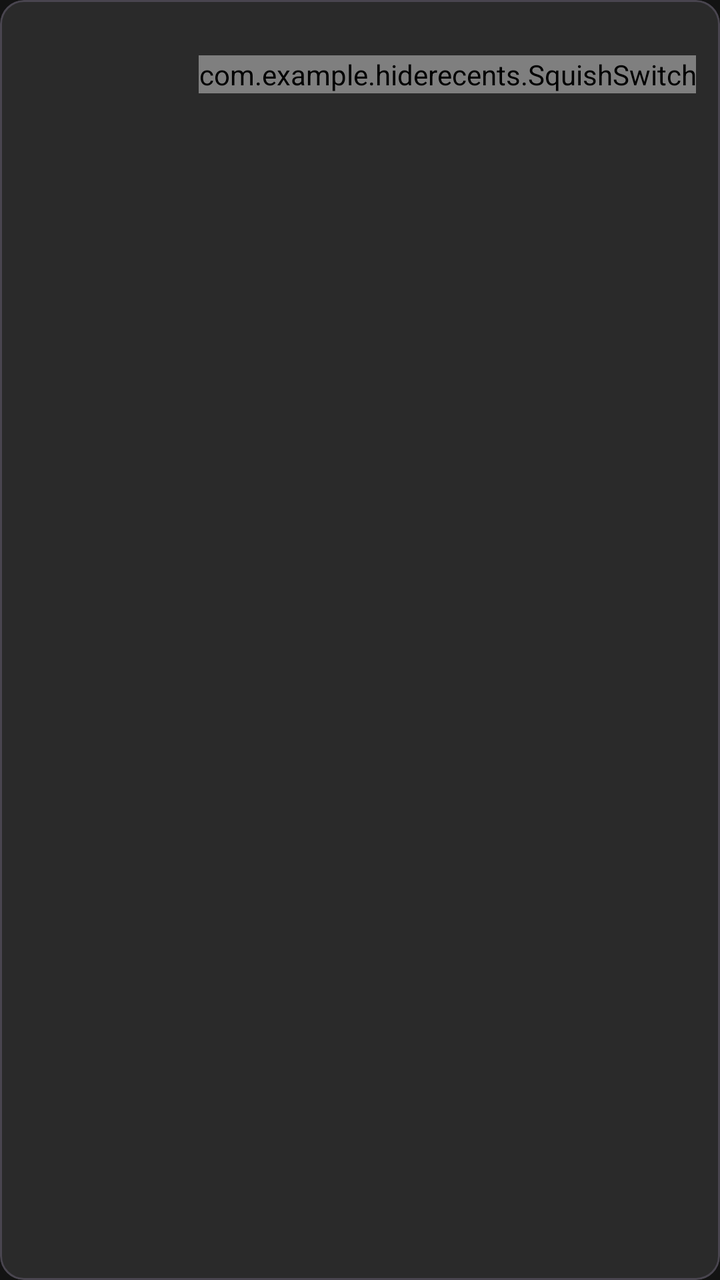
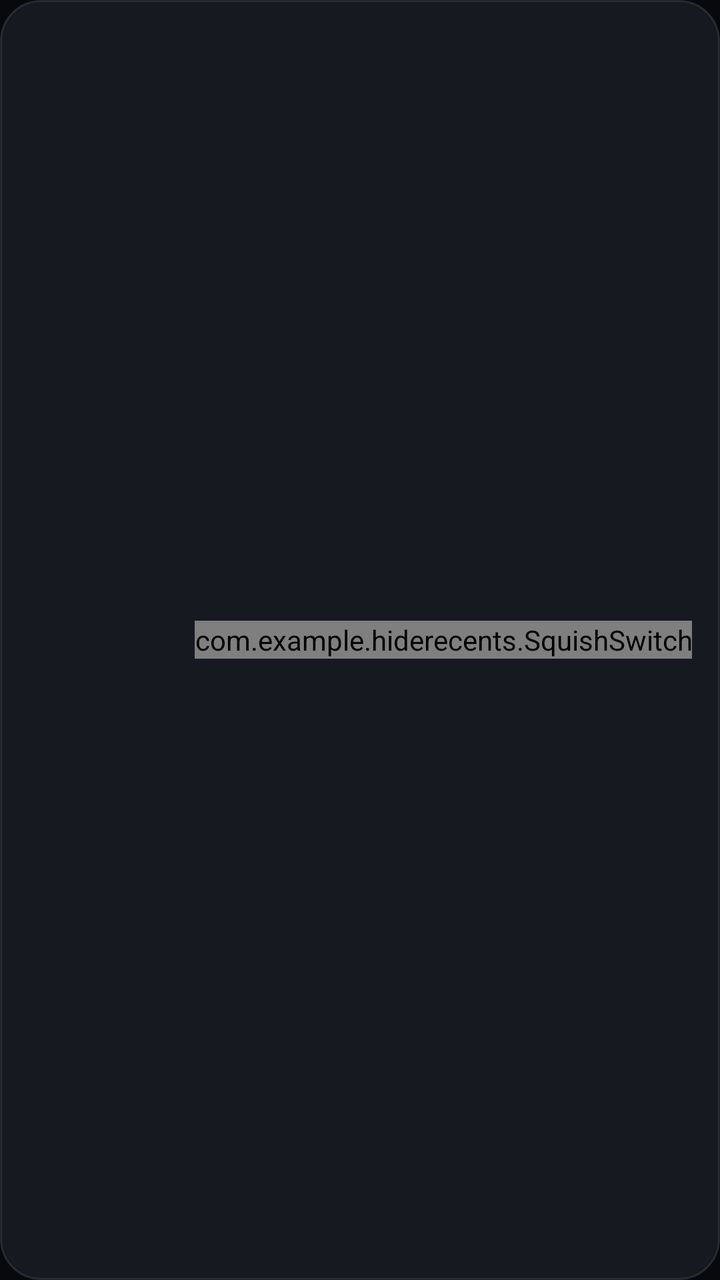

Before-and-after screenshots of an Android layout around one commit, followed by the original layout XML and the change that was made.
<!-- AndroidManifest.xml: application theme Theme.HideRecents -->
<!-- res/layout/item_accessibility_service.xml -->
<?xml version="1.0" encoding="utf-8"?>
<com.google.android.material.card.MaterialCardView xmlns:android="http://schemas.android.com/apk/res/android"
    xmlns:app="http://schemas.android.com/apk/res-auto"
    android:layout_width="match_parent"
    android:layout_height="wrap_content"
    android:layout_marginHorizontal="16dp"
    android:layout_marginVertical="4dp"
    app:cardBackgroundColor="@color/surface_container_high"
    app:cardCornerRadius="12dp"
    app:cardElevation="0dp">

    <LinearLayout
        android:layout_width="match_parent"
        android:layout_height="wrap_content"
        android:orientation="horizontal"
        android:gravity="center_vertical"
        android:padding="12dp">

        <ImageView
            android:id="@+id/ivIcon"
            android:layout_width="40dp"
            android:layout_height="40dp"
            android:contentDescription="icon" />

        <LinearLayout
            android:layout_width="0dp"
            android:layout_height="wrap_content"
            android:layout_weight="1"
            android:orientation="vertical"
            android:layout_marginStart="12dp"
            android:layout_marginEnd="8dp">

            <TextView
                android:id="@+id/tvAppName"
                android:layout_width="wrap_content"
                android:layout_height="wrap_content"
                android:textSize="14sp"
                android:textColor="@color/on_surface"
                android:maxLines="1"
                android:ellipsize="end" />

            <TextView
                android:id="@+id/tvServiceName"
                android:layout_width="wrap_content"
                android:layout_height="wrap_content"
                android:textSize="11sp"
                android:textColor="@color/on_surface_variant"
                android:maxLines="1"
                android:ellipsize="end" />

            <TextView
                android:id="@+id/tvDescription"
                android:layout_width="wrap_content"
                android:layout_height="wrap_content"
                android:textSize="11sp"
                android:textColor="@color/on_surface_variant"
                android:maxLines="2"
                android:ellipsize="end"
                android:layout_marginTop="2dp"
                android:visibility="gone" />

            <TextView
                android:id="@+id/tvStatus"
                android:layout_width="wrap_content"
                android:layout_height="wrap_content"
                android:textSize="11sp"
                android:textColor="@color/primary"
                android:layout_marginTop="2dp" />
        </LinearLayout>

        <com.example.hiderecents.SquishSwitch
            android:id="@+id/switchEnabled"
            android:layout_width="wrap_content"
            android:layout_height="wrap_content" />
    </LinearLayout>
</com.google.android.material.card.MaterialCardView>
<!-- resources referenced by this layout -->
<resources>
  <color name="on_surface">#FFE5E2E1</color>
  <color name="on_surface_variant">#FFC2C6D7</color>
  <color name="primary">#FFB0C6FF</color>
  <color name="surface_container_high">#FF2A2A2A</color>
  <style name="Theme.HideRecents" parent="Theme.Material3.Dark.NoActionBar">
          <item name="colorPrimary">@color/primary</item>
          <item name="colorOnPrimary">@color/on_primary</item>
          <item name="colorPrimaryContainer">@color/primary_container</item>
          <item name="colorOnPrimaryContainer">@color/on_surface</item>
          <item name="colorSecondary">@color/secondary</item>
          <item name="colorOnSecondary">@color/on_secondary</item>
          <item name="colorSecondaryContainer">@color/secondary_container</item>
          <item name="colorOnSecondaryContainer">@color/on_secondary_container</item>
          <item name="android:colorBackground">@color/background</item>
          <item name="colorOnBackground">@color/on_surface</item>
          <item name="colorSurface">@color/surface</item>
          <item name="colorOnSurface">@color/on_surface</item>
          <item name="colorSurfaceVariant">@color/surface_variant</item>
          <item name="colorOnSurfaceVariant">@color/on_surface_variant</item>
          <item name="colorError">@color/error</item>
          <item name="colorOnError">@color/on_error</item>
          <item name="android:statusBarColor">@color/background</item>
          <item name="android:navigationBarColor">@color/background</item>
          <item name="android:windowLightStatusBar">false</item>
      </style>
  <color name="on_primary">#FF002D6E</color>
  <color name="primary_container">#FF558DFF</color>
  <color name="secondary">#FFBDF4FF</color>
  <color name="on_secondary">#FF00363D</color>
  <color name="secondary_container">#FF00E3FD</color>
  <color name="on_secondary_container">#FF00616D</color>
  <color name="background">#FF131313</color>
  <color name="surface">#FF131313</color>
  <color name="surface_variant">#FF353535</color>
  <color name="error">#FFFFB4AB</color>
  <color name="on_error">#FF690005</color>
</resources>

<!-- the commit's change to res/layout/item_accessibility_service.xml (unified diff, before → after) -->
@@ -1,76 +1,38 @@
 <?xml version="1.0" encoding="utf-8"?>
-<com.google.android.material.card.MaterialCardView xmlns:android="http://schemas.android.com/apk/res/android"
+<LinearLayout xmlns:android="http://schemas.android.com/apk/res/android"
     xmlns:app="http://schemas.android.com/apk/res-auto"
     android:layout_width="match_parent"
     android:layout_height="wrap_content"
-    android:layout_marginHorizontal="16dp"
-    android:layout_marginVertical="4dp"
-    app:cardBackgroundColor="@color/surface_container_high"
-    app:cardCornerRadius="12dp"
-    app:cardElevation="0dp">
+    android:orientation="horizontal"
+    android:gravity="center_vertical"
+    android:background="@drawable/bg_glass_card"
+    android:padding="14dp"
+    android:layout_marginVertical="4dp">
+
+    <ImageView android:id="@+id/ivIcon" android:layout_width="40dp" android:layout_height="40dp" />
 
     <LinearLayout
-        android:layout_width="match_parent"
+        android:layout_width="0dp"
         android:layout_height="wrap_content"
-        android:orientation="horizontal"
-        android:gravity="center_vertical"
-        android:padding="12dp">
+        android:layout_weight="1"
+        android:orientation="vertical"
+        android:layout_marginStart="12dp">
 
-        <ImageView
-            android:id="@+id/ivIcon"
-            android:layout_width="40dp"
-            android:layout_height="40dp"
-            android:contentDescription="icon" />
+        <TextView android:id="@+id/tvAppName" android:layout_width="wrap_content" android:layout_height="wrap_content"
+            android:textSize="14sp" android:textColor="@color/on_surface" android:maxLines="1" android:ellipsize="end" />
 
-        <LinearLayout
-            android:layout_width="0dp"
-            android:layout_height="wrap_content"
-            android:layout_weight="1"
-            android:orientation="vertical"
-            android:layout_marginStart="12dp"
-            android:layout_marginEnd="8dp">
+        <TextView android:id="@+id/tvServiceName" android:layout_width="wrap_content" android:layout_height="wrap_content"
+            android:textSize="11sp" android:textColor="@color/on_surface_variant" android:maxLines="1" android:ellipsize="end"
+            android:layout_marginTop="2dp" />
 
-            <TextView
-                android:id="@+id/tvAppName"
-                android:layout_width="wrap_content"
-                android:layout_height="wrap_content"
-                android:textSize="14sp"
-                android:textColor="@color/on_surface"
-                android:maxLines="1"
-                android:ellipsize="end" />
+        <TextView android:id="@+id/tvDescription" android:layout_width="wrap_content" android:layout_height="wrap_content"
+            android:textSize="11sp" android:textColor="@color/on_surface_variant" android:maxLines="2" android:ellipsize="end"
+            android:layout_marginTop="2dp" android:visibility="gone" />
 
-            <TextView
-                android:id="@+id/tvServiceName"
-                android:layout_width="wrap_content"
-                android:layout_height="wrap_content"
-                android:textSize="11sp"
-                android:textColor="@color/on_surface_variant"
-                android:maxLines="1"
-                android:ellipsize="end" />
+        <TextView android:id="@+id/tvStatus" android:layout_width="wrap_content" android:layout_height="wrap_content"
+            android:textSize="11sp" android:textColor="@color/on_surface_variant" android:layout_marginTop="4dp" />
+    </LinearLayout>
 
-            <TextView
-                android:id="@+id/tvDescription"
-                android:layout_width="wrap_content"
-                android:layout_height="wrap_content"
-                android:textSize="11sp"
-                android:textColor="@color/on_surface_variant"
-                android:maxLines="2"
-                android:ellipsize="end"
-                android:layout_marginTop="2dp"
-                android:visibility="gone" />
-
-            <TextView
-                android:id="@+id/tvStatus"
-                android:layout_width="wrap_content"
-                android:layout_height="wrap_content"
-                android:textSize="11sp"
-                android:textColor="@color/primary"
-                android:layout_marginTop="2dp" />
-        </LinearLayout>
-
-        <com.example.hiderecents.SquishSwitch
-            android:id="@+id/switchEnabled"
-            android:layout_width="wrap_content"
-            android:layout_height="wrap_content" />
-    </LinearLayout>
-</com.google.android.material.card.MaterialCardView>
+    <com.example.hiderecents.SquishSwitch android:id="@+id/switchEnabled"
+        android:layout_width="wrap_content" android:layout_height="wrap_content" />
+</LinearLayout>
<!-- resource entries referenced after the edit -->
@@ -1,14 +1,23 @@
 <!-- resources referenced by this layout -->
 <resources>
-  <color name="on_surface">#FFE5E2E1</color>
-  <color name="on_surface_variant">#FFC2C6D7</color>
-  <color name="primary">#FFB0C6FF</color>
-  <color name="surface_container_high">#FF2A2A2A</color>
+  <color name="on_surface">#FFEAEDF3</color>
+  <color name="on_surface_variant">#FF9CA3B4</color>
+  <!-- drawable bg_glass_card (drawable) -->
+  <?xml version="1.0" encoding="utf-8"?>
+  <shape xmlns:android="http://schemas.android.com/apk/res/android"
+      android:shape="rectangle">
+      <solid android:color="@color/surface_container" />
+      <corners android:radius="20dp" />
+      <stroke
+          android:width="1dp"
+          android:color="@color/glass_border" />
+  </shape>
+  <color name="primary">#FF6C9CFF</color>
   <style name="Theme.HideRecents" parent="Theme.Material3.Dark.NoActionBar">
           <item name="colorPrimary">@color/primary</item>
           <item name="colorOnPrimary">@color/on_primary</item>
           <item name="colorPrimaryContainer">@color/primary_container</item>
-          <item name="colorOnPrimaryContainer">@color/on_surface</item>
+          <item name="colorOnPrimaryContainer">@color/on_primary_container</item>
           <item name="colorSecondary">@color/secondary</item>
           <item name="colorOnSecondary">@color/on_secondary</item>
           <item name="colorSecondaryContainer">@color/secondary_container</item>
@@ -25,16 +34,19 @@
           <item name="android:navigationBarColor">@color/background</item>
           <item name="android:windowLightStatusBar">false</item>
       </style>
-  <color name="on_primary">#FF002D6E</color>
-  <color name="primary_container">#FF558DFF</color>
-  <color name="secondary">#FFBDF4FF</color>
-  <color name="on_secondary">#FF00363D</color>
-  <color name="secondary_container">#FF00E3FD</color>
-  <color name="on_secondary_container">#FF00616D</color>
-  <color name="background">#FF131313</color>
-  <color name="surface">#FF131313</color>
-  <color name="surface_variant">#FF353535</color>
-  <color name="error">#FFFFB4AB</color>
+  <color name="surface_container">#FF161920</color>
+  <color name="glass_border">#1AFFFFFF</color>
+  <color name="on_primary">#FF002E6B</color>
+  <color name="primary_container">#FF1A4A8A</color>
+  <color name="on_primary_container">#FFA8CBFF</color>
+  <color name="secondary">#FF4DD8D0</color>
+  <color name="on_secondary">#FF003735</color>
+  <color name="secondary_container">#FF1A4F4C</color>
+  <color name="on_secondary_container">#FF7FF5EC</color>
+  <color name="background">#FF08090C</color>
+  <color name="surface">#FF08090C</color>
+  <color name="surface_variant">#FF242830</color>
+  <color name="error">#FFFF6B6B</color>
   <color name="on_error">#FF690005</color>
 </resources>
 
